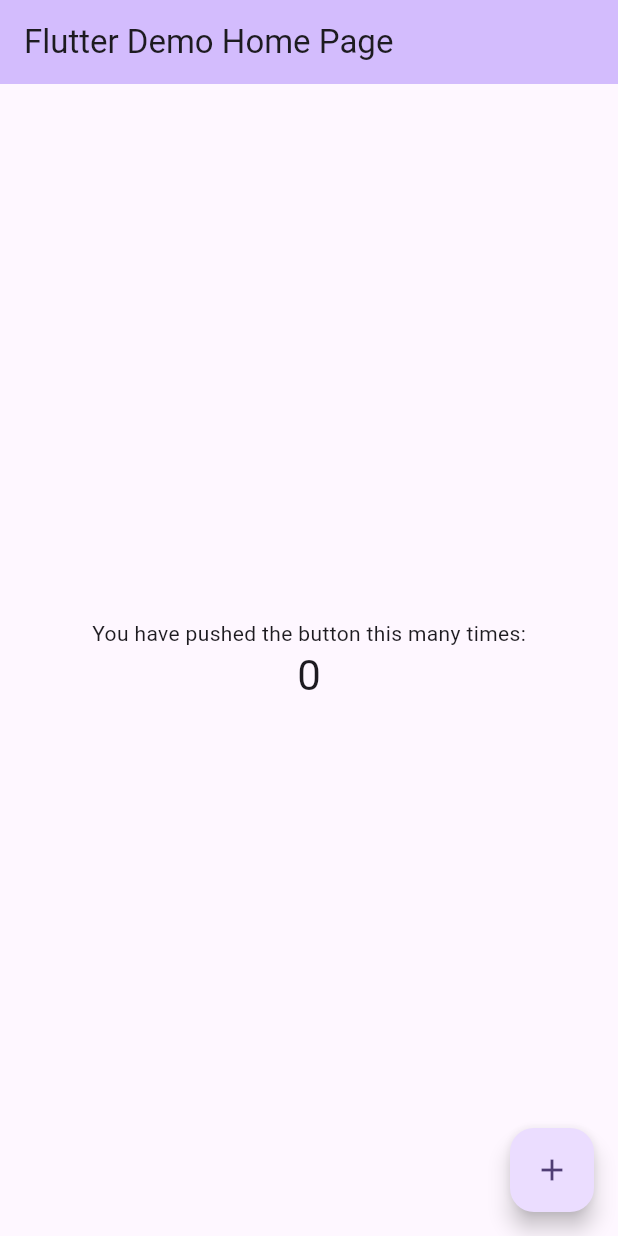
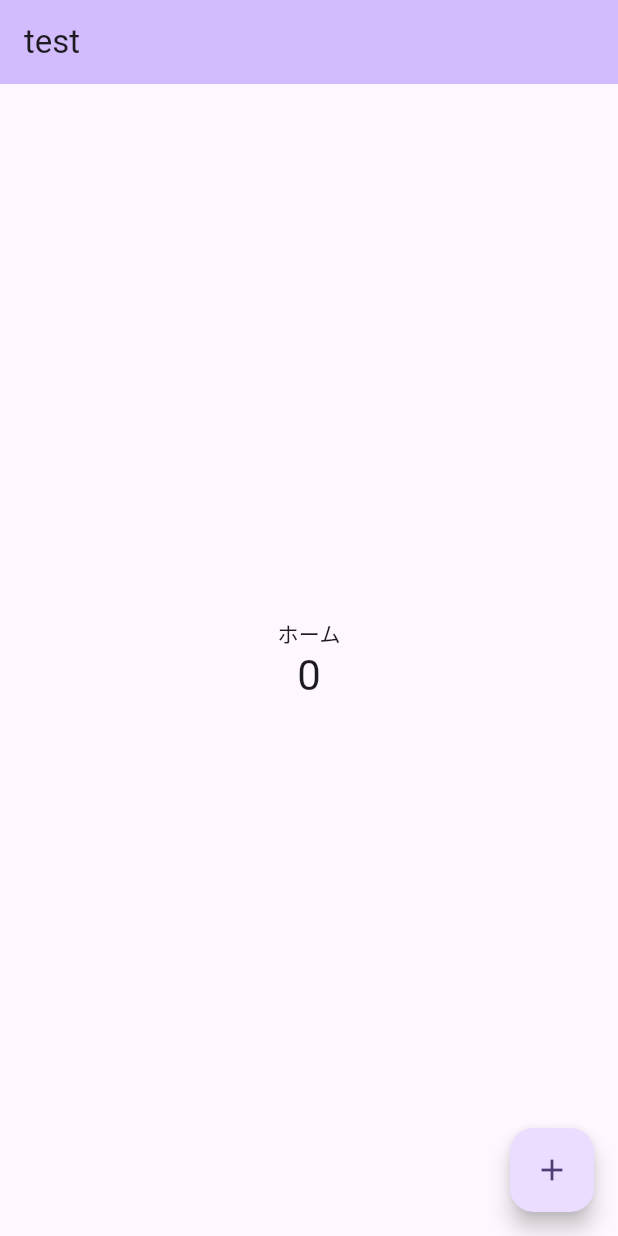
Before and after one commit to urayusuke/mind_scribe_app, a Flutter app: the screen it shows after launch, on a phone screen of 412 x 824 dp. Run offline on Flutter 3.47's test engine with Material 3 defaults, Android fonts, the light colour scheme and no system bars.

Commit message:
intlの実装

````diff
--- /dev/null
+++ b/l10n.yaml
@@ -0,0 +1,6 @@
+arb-dir: lib/l10n
+template-arb-file: intl_ja.arb
+output-localization-file: l10n.dart
+output-class: L10n
+synthetic-package: false
+preferred-supported-locales: ja
--- /dev/null
+++ b/lib/l10n/intl_ja.arb
@@ -0,0 +1,4 @@
+{
+  "@@locale": "ja",
+  "home": "ホーム"
+}
--- /dev/null
+++ b/lib/l10n/l10n.dart
@@ -0,0 +1,130 @@
+import 'dart:async';
+
+import 'package:flutter/foundation.dart';
+import 'package:flutter/widgets.dart';
+import 'package:flutter_localizations/flutter_localizations.dart';
+import 'package:intl/intl.dart' as intl;
+
+import 'l10n_ja.dart';
+
+/// Callers can lookup localized strings with an instance of L10n
+/// returned by `L10n.of(context)`.
+///
+/// Applications need to include `L10n.delegate()` in their app's
+/// `localizationDelegates` list, and the locales they support in the app's
+/// `supportedLocales` list. For example:
+///
+/// ```dart
+/// import 'l10n/l10n.dart';
+///
+/// return MaterialApp(
+///   localizationsDelegates: L10n.localizationsDelegates,
+///   supportedLocales: L10n.supportedLocales,
+///   home: MyApplicationHome(),
+/// );
+/// ```
+///
+/// ## Update pubspec.yaml
+///
+/// Please make sure to update your pubspec.yaml to include the following
+/// packages:
+///
+/// ```yaml
+/// dependencies:
+///   # Internationalization support.
+///   flutter_localizations:
+///     sdk: flutter
+///   intl: any # Use the pinned version from flutter_localizations
+///
+///   # Rest of dependencies
+/// ```
+///
+/// ## iOS Applications
+///
+/// iOS applications define key application metadata, including supported
+/// locales, in an Info.plist file that is built into the application bundle.
+/// To configure the locales supported by your app, you’ll need to edit this
+/// file.
+///
+/// First, open your project’s ios/Runner.xcworkspace Xcode workspace file.
+/// Then, in the Project Navigator, open the Info.plist file under the Runner
+/// project’s Runner folder.
+///
+/// Next, select the Information Property List item, select Add Item from the
+/// Editor menu, then select Localizations from the pop-up menu.
+///
+/// Select and expand the newly-created Localizations item then, for each
+/// locale your application supports, add a new item and select the locale
+/// you wish to add from the pop-up menu in the Value field. This list should
+/// be consistent with the languages listed in the L10n.supportedLocales
+/// property.
+abstract class L10n {
+  L10n(String locale) : localeName = intl.Intl.canonicalizedLocale(locale.toString());
+
+  final String localeName;
+
+  static L10n? of(BuildContext context) {
+    return Localizations.of<L10n>(context, L10n);
+  }
+
+  static const LocalizationsDelegate<L10n> delegate = _L10nDelegate();
+
+  /// A list of this localizations delegate along with the default localizations
+  /// delegates.
+  ///
+  /// Returns a list of localizations delegates containing this delegate along with
+  /// GlobalMaterialLocalizations.delegate, GlobalCupertinoLocalizations.delegate,
+  /// and GlobalWidgetsLocalizations.delegate.
+  ///
+  /// Additional delegates can be added by appending to this list in
+  /// MaterialApp. This list does not have to be used at all if a custom list
+  /// of delegates is preferred or required.
+  static const List<LocalizationsDelegate<dynamic>> localizationsDelegates = <LocalizationsDelegate<dynamic>>[
+    delegate,
+    GlobalMaterialLocalizations.delegate,
+    GlobalCupertinoLocalizations.delegate,
+    GlobalWidgetsLocalizations.delegate,
+  ];
+
+  /// A list of this localizations delegate's supported locales.
+  static const List<Locale> supportedLocales = <Locale>[
+    Locale('ja')
+  ];
+
+  /// No description provided for @home.
+  ///
+  /// In ja, this message translates to:
+  /// **'ホーム'**
+  String get home;
+}
+
+class _L10nDelegate extends LocalizationsDelegate<L10n> {
+  const _L10nDelegate();
+
+  @override
+  Future<L10n> load(Locale locale) {
+    return SynchronousFuture<L10n>(lookupL10n(locale));
+  }
+
+  @override
+  bool isSupported(Locale locale) => <String>['ja'].contains(locale.languageCode);
+
+  @override
+  bool shouldReload(_L10nDelegate old) => false;
+}
+
+L10n lookupL10n(Locale locale) {
+
+
+  // Lookup logic when only language code is specified.
+  switch (locale.languageCode) {
+    case 'ja': return L10nJa();
+  }
+
+  throw FlutterError(
+    'L10n.delegate failed to load unsupported locale "$locale". This is likely '
+    'an issue with the localizations generation tool. Please file an issue '
+    'on GitHub with a reproducible sample app and the gen-l10n configuration '
+    'that was used.'
+  );
+}
--- /dev/null
+++ b/lib/l10n/l10n_ja.dart
@@ -0,0 +1,9 @@
+import 'l10n.dart';
+
+/// The translations for Japanese (`ja`).
+class L10nJa extends L10n {
+  L10nJa([String locale = 'ja']) : super(locale);
+
+  @override
+  String get home => 'ホーム';
+}
--- a/lib/main.dart
+++ b/lib/main.dart
@@ -1,4 +1,6 @@
 import 'package:flutter/material.dart';
+import 'package:flutter_localizations/flutter_localizations.dart';
+import 'package:mind_scribe_app/l10n/l10n.dart';
 
 void main() {
   runApp(const MyApp());
@@ -7,47 +9,23 @@
 class MyApp extends StatelessWidget {
   const MyApp({super.key});
 
-  // This widget is the root of your application.
   @override
   Widget build(BuildContext context) {
     return MaterialApp(
       title: 'Flutter Demo',
+      localizationsDelegates: L10n.localizationsDelegates,
+      supportedLocales: L10n.supportedLocales,
       theme: ThemeData(
-        // This is the theme of your application.
-        //
-        // TRY THIS: Try running your application with "flutter run". You'll see
-        // the application has a purple toolbar. Then, without quitting the app,
-        // try changing the seedColor in the colorScheme below to Colors.green
-        // and then invoke "hot reload" (save your changes or press the "hot
-        // reload" button in a Flutter-supported IDE, or press "r" if you used
-        // the command line to start the app).
-        //
-        // Notice that the counter didn't reset back to zero; the application
-        // state is not lost during the reload. To reset the state, use hot
-        // restart instead.
-        //
-        // This works for code too, not just values: Most code changes can be
-        // tested with just a hot reload.
         colorScheme: ColorScheme.fromSeed(seedColor: Colors.deepPurple),
         useMaterial3: true,
       ),
-      home: const MyHomePage(title: 'Flutter Demo Home Page'),
+      home: MyHomePage(title: "test"),
     );
   }
 }
 
 class MyHomePage extends StatefulWidget {
   const MyHomePage({super.key, required this.title});
-
-  // This widget is the home page of your application. It is stateful, meaning
-  // that it has a State object (defined below) that contains fields that affect
-  // how it looks.
-
-  // This class is the configuration for the state. It holds the values (in this
-  // case the title) provided by the parent (in this case the App widget) and
-  // used by the build method of the State. Fields in a Widget subclass are
-  // always marked "final".
-
   final String title;
 
   @override
@@ -59,54 +37,23 @@
 
   void _incrementCounter() {
     setState(() {
-      // This call to setState tells the Flutter framework that something has
-      // changed in this State, which causes it to rerun the build method below
-      // so that the display can reflect the updated values. If we changed
-      // _counter without calling setState(), then the build method would not be
-      // called again, and so nothing would appear to happen.
       _counter++;
     });
   }
 
   @override
   Widget build(BuildContext context) {
-    // This method is rerun every time setState is called, for instance as done
-    // by the _incrementCounter method above.
-    //
-    // The Flutter framework has been optimized to make rerunning build methods
-    // fast, so that you can just rebuild anything that needs updating rather
-    // than having to individually change instances of widgets.
     return Scaffold(
       appBar: AppBar(
-        // TRY THIS: Try changing the color here to a specific color (to
-        // Colors.amber, perhaps?) and trigger a hot reload to see the AppBar
-        // change color while the other colors stay the same.
         backgroundColor: Theme.of(context).colorScheme.inversePrimary,
-        // Here we take the value from the MyHomePage object that was created by
-        // the App.build method, and use it to set our appbar title.
         title: Text(widget.title),
       ),
       body: Center(
-        // Center is a layout widget. It takes a single child and positions it
-        // in the middle of the parent.
         child: Column(
-          // Column is also a layout widget. It takes a list of children and
-          // arranges them vertically. By default, it sizes itself to fit its
-          // children horizontally, and tries to be as tall as its parent.
-          //
-          // Column has various properties to control how it sizes itself and
-          // how it positions its children. Here we use mainAxisAlignment to
-          // center the children vertically; the main axis here is the vertical
-          // axis because Columns are vertical (the cross axis would be
-          // horizontal).
-          //
-          // TRY THIS: Invoke "debug painting" (choose the "Toggle Debug Paint"
-          // action in the IDE, or press "p" in the console), to see the
-          // wireframe for each widget.
           mainAxisAlignment: MainAxisAlignment.center,
           children: <Widget>[
-            const Text(
-              'You have pushed the button this many times:',
+            Text(
+              L10n.of(context)!.home,
             ),
             Text(
               '$_counter',
````
Also changed, not shown: pubspec.yaml (+7 -69 lines), pubspec.lock, 3 other files.
